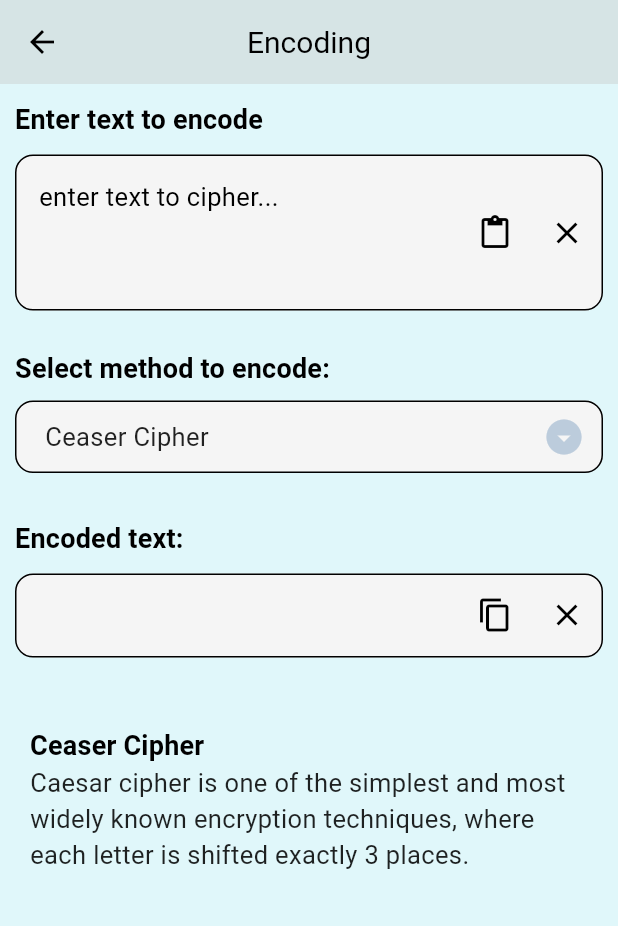
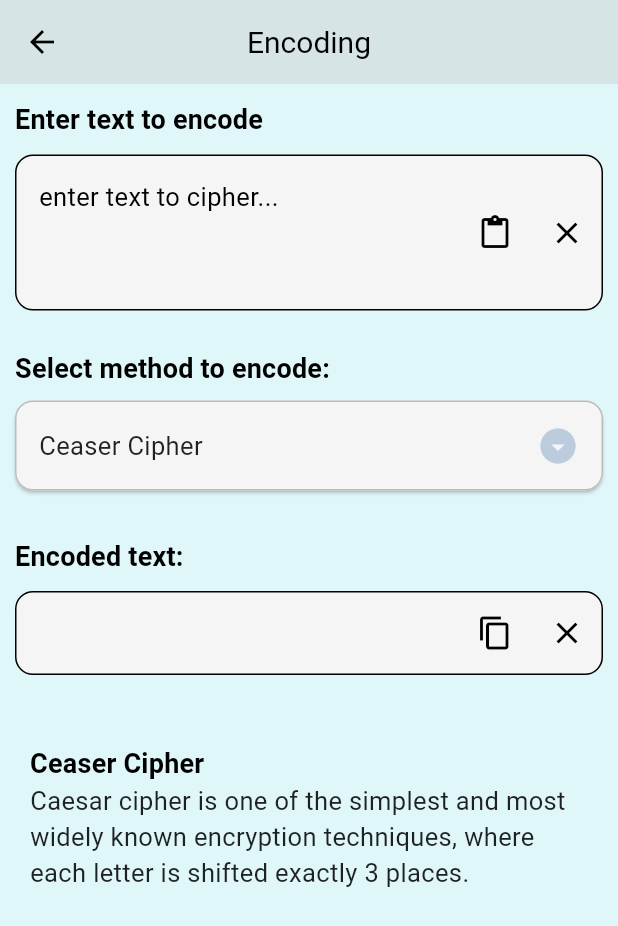
Before and after one commit to RishilJani/Cipher-Decoder, a Flutter app: the EncodingView screen opened by its route, on a phone screen of 412 x 824 dp. Shown: the top 926 px of the screen. Run offline on Flutter 3.47's test engine with Material 3 defaults, Android fonts, the light colour scheme and no system bars; our stand-ins replace get.

Commit message:
Creating options widget ,implementing getx, obx

```diff
--- /dev/null
+++ b/lib/encode_decode/encode_decode_options.dart
@@ -0,0 +1,126 @@
+import 'package:cipher_decoder/utils/import_export.dart';
+
+// ignore:must_be_immutable
+class EncodeDecodeOptions extends StatelessWidget {
+  final dynamic controller;
+  KeyFieldController keyFieldController = KeyFieldController();
+  EncodeDecodeOptions({super.key, required this.controller});
+
+  double fieldSpacing = 20.0;
+  @override
+  Widget build(BuildContext context) {
+    final theme = Theme.of(context);
+    final textTheme = theme.textTheme;
+
+    return Column(
+      crossAxisAlignment: CrossAxisAlignment.start,
+      children: [
+        // region Custom Dropdown Button
+        Text(
+          'Select method to encode:',
+          style: textTheme.titleMedium?.copyWith(fontWeight: FontWeight.w600),
+        ),
+        const SizedBox(height: 8.0),
+        ElevatedButton(
+            style: ElevatedButton.styleFrom(
+              minimumSize:
+                  const Size.fromHeight(60), // Makes the button fill width
+              backgroundColor: Colors.grey[100],
+              foregroundColor: Colors.black,
+              shape: RoundedRectangleBorder(
+                borderRadius: BorderRadius.circular(12.0),
+                side: BorderSide(color: Colors.grey[400]!),
+              ),
+              padding:
+                  const EdgeInsets.symmetric(horizontal: 16.0, vertical: 12.0),
+            ),
+            onPressed: () {
+              showMethodDialog(theme: theme);
+            },
+            child: Obx(
+              () => Row(
+                mainAxisAlignment: MainAxisAlignment.spaceBetween,
+                children: [
+                  Text(
+                    keyFieldController.selectedMethod.value.title!,
+                    style: textTheme.bodyMedium,
+                  ),
+                  Icon(Icons.arrow_drop_down_circle_sharp,
+                      color: theme.primaryColor, size: 28),
+                ],
+              ),
+            )),
+        //endregion
+
+        Obx(
+          () => AnimatedSwitcher(
+            duration: const Duration(milliseconds: 300),
+            transitionBuilder: (child, animation) {
+              return SizeTransition(
+                sizeFactor: animation,
+                child: FadeTransition(opacity: animation, child: child),
+              );
+            },
+            child: keyFieldController.showConditionalField.value
+                ? myInputfield(
+                    key: const ValueKey('conditionalField'),
+                    context: context,
+                    textTitle: 'Enter Key:',
+                    hintText: 'Enter Integer Key...',
+                    controller: controller.keyController,
+                    keyboardType: TextInputType.number,
+                    onChanged: (value) {
+                      keyFieldController.onChange(controller: controller, isEncode: controller.runtimeType == EncodingController);
+                    },
+                    suffixIcon: clearIconButton( controller: controller.keyController, text: "Clear Key"))
+                : const SizedBox.shrink(key: ValueKey('emptyConditional')),
+          ),
+        ),
+
+        Obx(
+            () => Visibility(
+                visible: !keyFieldController.showConditionalField.value,
+                child: SizedBox(height: fieldSpacing * 1.5,),
+            ),
+        ),
+      ],
+    );
+  }
+
+  void showMethodDialog({theme}) {
+    Get.defaultDialog(
+      title: 'Select an Option',
+      content: SizedBox(
+        width: double.maxFinite,
+        height: 250,
+        child: GridView.count(
+          shrinkWrap: true,
+          crossAxisCount: 3,
+          crossAxisSpacing: 8,
+          mainAxisSpacing: 8,
+          childAspectRatio: 4.5,
+          children: encodeDecodeMethods.map((method) {
+            return ElevatedButton(
+              style: ElevatedButton.styleFrom(
+                // Reduced padding and font size for smaller buttons.
+                padding: const EdgeInsets.symmetric(horizontal: 6, vertical: 6),
+                backgroundColor: theme.primaryColor,
+                foregroundColor: Colors.white,
+                shape: RoundedRectangleBorder(
+                  borderRadius: BorderRadius.circular(8),
+                ),
+              ),
+              onPressed: () {
+                keyFieldController.updateSelectedMethod(method,controller: controller ,isEncode: controller.runtimeType == EncodingController);
+              },
+              child: Text(
+                method.title!,
+                style: const TextStyle(fontSize: 14), // Smaller font size.
+              ),
+            );
+          }).toList(),
+        ),
+      ),
+    );
+  }
+}
--- a/lib/encoding/encoding_view.dart
+++ b/lib/encoding/encoding_view.dart
@@ -10,19 +10,13 @@ class EncodingView extends StatefulWidget {
 
 class _EncodingViewState extends State<EncodingView> {
   EncodingController encodingController = EncodingController();
-  EncodeDecodeMethods _selectedMethod = encodeDecodeMethods[0];
-  bool showConditionalField = false;
+  KeyFieldController keyFieldController = KeyFieldController();
 
   @override
   void initState() {
     super.initState();
-    _selectedMethod = encodeDecodeMethods[0];
-    showConditionalField = _selectedMethod.requiresKey;
   }
 
-  TextEditingController plainTextController = TextEditingController();
-  TextEditingController cipherTextController = TextEditingController();
-  TextEditingController keyController = TextEditingController();
   double height = 10;
   static const double fieldSpacing = 20.0;
 
@@ -40,40 +34,32 @@ class _EncodingViewState extends State<EncodingView> {
                 context: context,
                 textTitle: "Enter text to encode",
                 hintText: 'enter text to cipher...',
-                controller: plainTextController,
+                controller: encodingController.plainTextController,
                 minLines: 3,
                 maxLines: 7,
                 keyboardType: TextInputType.multiline,
                 textInputAction: TextInputAction.newline,
-                onChanged: (value) {
-                  setState(() {
-                    onEncodeChange();
-                  });
-                },
-                optional: cipherTextController,
+                onChanged: (value) { keyFieldController.onChange(controller: encodingController,isEncode: true); },
+                optional: encodingController.cipherTextController,
                 suffixIcon: Row(
                   mainAxisSize: MainAxisSize.min,
-                  children: [
-                    pasteIconButton(
-                        controller: plainTextController,
-                        onChange: onEncodeChange),
+                  children: [ pasteIconButton(
+                        controller: encodingController.plainTextController,
+                        onChange: keyFieldController.onChange,
+                        isEncode: true
+                      ),
                   ],
-                )),
+                )
+            ),
             SizedBox(height: height),
             // endregion
 
-            dropdownKeyField(
-                context: context,
-                onChange: onEncodeChange,
-                selectedMethod: _selectedMethod,
-                keyController: keyController,
-                showConditionalField: showConditionalField
-            ),
+            EncodeDecodeOptions(controller: encodingController,),
 
             // region EncodedText
             myInputfield(
                 context: context,
-              controller: cipherTextController,
+                controller: encodingController.cipherTextController,
                 textTitle: "Encoded text:",
                 readonly: true,
                 suffixIcon: Row(
@@ -81,10 +67,10 @@ class _EncodingViewState extends State<EncodingView> {
                   children: [
                     IconButton(
                       onPressed: () {
-                      copyText(cipherTextController.text);
+                        copyText(encodingController.cipherTextController.text);
                       },
                       icon: const Icon(Icons.copy),
-                    tooltip: "Copy cipher text only",
+                      tooltip: "Copy cipher text",
                     ),
                     // clearIconButton(controller: cipherTextController, text: "Clear Cipher text"),
                   ],
@@ -94,11 +80,16 @@ class _EncodingViewState extends State<EncodingView> {
             // endregion
 
             // region Description
-            description(
+            Obx(() {
+              print("OBX CALLED:::::");
+              return description(
                     context: context,
-                selectedMethod: _selectedMethod,
-                text1: plainTextController.text,
-                text2: cipherTextController.text),
+                    selectedMethod: keyFieldController.selectedMethod.value,
+                    text1: encodingController.plainTextController.text,
+                    text2: encodingController.cipherTextController.text);
+              }
+            )
+
             // endregion
           ],
         ),
@@ -107,11 +98,9 @@ class _EncodingViewState extends State<EncodingView> {
   }
 
   void onEncodeChange({selectedMethod}) {
-    int? key =
-        keyController.text.isNotEmpty ? int.parse(keyController.text) : null;
-    cipherTextController.text = encodingController.encodeUsing(
-        plainText: plainTextController.text, method: selectedMethod, key: key);
-    showConditionalField = selectedMethod.requiresKey;
+    encodingController.encodeUsing( method: selectedMethod);
+
+    // int? key = encodingController.keyController.text.isNotEmpty ? int.parse(encodingController.keyController.text) : null;
     setState(() {});
   }
 }
--- a/lib/main.dart
+++ b/lib/main.dart
@@ -18,6 +18,7 @@
         useMaterial3: true,
         scaffoldBackgroundColor: backgroundColor,
         primaryColor: primaryColor,
+
         appBarTheme: AppBarTheme(
           backgroundColor: surfaceColor,
           foregroundColor: Colors.black,
--- a/lib/utils/common_functions.dart
+++ b/lib/utils/common_functions.dart
@@ -1,4 +1,18 @@
 import 'package:cipher_decoder/utils/import_export.dart';
+
+
+// custom Appbar
+AppBar myAppBar({required String title}) {
+  return AppBar(
+    title: Text(
+      title,
+      style: const TextStyle(
+        fontSize: 20,
+      ),
+    ),
+    centerTitle: true,
+  );
+}
 
 // custom text input field
 Widget myInputfield(
@@ -71,23 +85,28 @@ void copyText(String txt) {
   );
 }
 
-void pasteText({controller, required Function onChange}) async {
+// to paste text from clipboard
+void pasteText({controller, required Function onChange, bool isEncode = true}) async {
   ClipboardData? data = await Clipboard.getData('text/plain');
   if (data != null) {
     controller.text = data.text!;
-    onChange();
-  } else {}
+    onChange(controller: controller,isEncode: isEncode);
+  } else {
+    print("::::PASTE DATA is NULL ::::::");
+  }
 }
 
-Widget pasteIconButton({ controller, onChange }) {
+// paste Icon button
+Widget pasteIconButton({ controller, onChange , isEncode}) {
   return IconButton(
       onPressed: () {
-        pasteText(controller: controller, onChange: onChange);
+        pasteText(controller: controller, onChange: onChange, isEncode : isEncode);
       },
       icon: const Icon(Icons.paste)
   );
 }
 
+// clear Icon button
 Widget clearIconButton({controller , text , optional }){
   return IconButton(
     onPressed: () {
@@ -98,145 +117,3 @@ Widget clearIconButton({controller , text , optional }){
     tooltip: text,
   );
 }
-
-// custom Appbar
-AppBar myAppBar({required String title}) {
-  return AppBar(
-    title: Text(
-      title,
-      style: const TextStyle(
-        fontSize: 20,
-      ),
-    ),
-    centerTitle: true,
-  );
-}
-
-void showMethodDialog() async{
-   await Get.dialog(
-       const Text("Hello")
-   ).then((value) {
-     print("world value ============= $value");
-   });
-}
-
-Widget dropdownKeyField({context, selectedMethod, showConditionalField, keyController, Function? onChange,double fieldSpacing = 20.0}){
-  final theme = Theme.of(context);
-  final textTheme = theme.textTheme;
-  return Column(
-    crossAxisAlignment: CrossAxisAlignment.start,
-    children: [
-      // region Dropdown
-      Text(
-        'Select method to encode:',
-        style:
-        textTheme.titleMedium?.copyWith(fontWeight: FontWeight.w600),
-      ),
-      const SizedBox(height: 8.0),
-      DropdownButtonFormField(
-        decoration: InputDecoration(
-          border: OutlineInputBorder(
-            borderRadius: BorderRadius.circular(12.0),
-          ),
-          filled: true,
-          fillColor: Colors.grey[100],
-          contentPadding: const EdgeInsets.symmetric(
-              horizontal: 16.0, vertical: 12.0),
-        ),
-        style: textTheme.bodyMedium,
-        icon:  Icon(Icons.arrow_drop_down_circle_sharp, color: theme.primaryColor, size: 28,),
-        isExpanded: true,
-        value: selectedMethod,
-        items: encodeDecodeMethods.map((e) {
-          return DropdownMenuItem(
-            value: e,
-            child: Text(e.title!),
-          );
-        },
-        ).toList(),
-        onChanged: (value) {
-          selectedMethod = value!;
-          // onEncodeChange();
-          onChange!(selectedMethod : selectedMethod);
-        },
-      ),
-
-      // endregion
-
-      // region AnimatedSwitch
-      AnimatedSwitcher(
-        duration: const Duration(milliseconds: 300),
-        transitionBuilder: (Widget child, Animation<double> animation) {
-          return SizeTransition(
-            sizeFactor: animation,
-            child: FadeTransition(opacity: animation, child: child),
-          );
-        },
-        child: showConditionalField
-            ? myInputfield(
-            key: const ValueKey('conditionalField'),
-            context: context,
-            textTitle: 'Enter Key:',
-            hintText: 'Enter Integer Key...',
-            controller: keyController,
-            keyboardType: TextInputType.number,
-            onChanged: (value) {
-                // onEncodeChange();
-                onChange!();
-            },
-            validator: (value) {
-              // Only validate if the field is visible and supposed to be filled
-              if (showConditionalField &&
-                  (value == null || value.isEmpty)) {
-                return 'This field is required is selected.';
-              }
-              return null;
-            },
-            suffixIcon: clearIconButton(controller: keyController,text: "Clear Key")
-        )
-            : const SizedBox.shrink(
-            key: ValueKey(
-                'emptyConditional')), // Use SizedBox.shrink when hidden
-      ),
-      // endregion
-
-      // region AdjustSpace
-      if (!showConditionalField)
-        SizedBox(height: fieldSpacing * 1.5), // Adjust spacing if field is hidden
-      // endregion
-    ],
-  );
-}
-
-void getDialog({theme, controller}){
-  Get.defaultDialog(
-    title: 'Select an Option',
-    content: SizedBox(
-      // We wrap the GridView in a SizedBox to constrain its size in the dialog.
-      width: double.maxFinite,
-      height: 250,
-      child: GridView.count(
-        shrinkWrap: true, // Allows the grid to take up minimal space.
-        crossAxisCount: 2, // Two items per row.
-        crossAxisSpacing: 10,
-        mainAxisSpacing: 10,
-        children: encodeDecodeMethods.map((method) {
-          return ElevatedButton(
-            style: ElevatedButton.styleFrom(
-              backgroundColor: theme.primaryColor,
-              foregroundColor: Colors.white,
-              shape: RoundedRectangleBorder(
-                borderRadius: BorderRadius.circular(8),
-              ),
-            ),
-            onPressed: () {
-              // When a grid item is pressed, update the controller state.
-              controller.selectMethod(method);
-            },
-            child: Text(method.title!),
-          );
-        }).toList(),
-      ),
-    ),
-  );
-}
--- a/lib/utils/import_export.dart
+++ b/lib/utils/import_export.dart
@@ -19,3 +19,5 @@ export 'package:cipher_decoder/decoding/decoding_model.dart';
 export 'package:cipher_decoder/decoding/decoding_view.dart';
 
 export 'package:cipher_decoder/encode_decode/encode_decode_methods.dart';
+export 'package:cipher_decoder/encode_decode/encode_decode_options.dart';
+export 'package:cipher_decoder/encode_decode/key_field_controller.dart';
```
Also changed, not shown: lib/decoding/decoding_controller.dart (+8 -27 lines), lib/decoding/decoding_view.dart (+20 -41 lines), lib/encode_decode/key_field_controller.dart (added, +24 -0 lines), lib/encoding/encoding_controller.dart (+8 -3 lines). Lines whose indentation alone changed are shown as unchanged.
